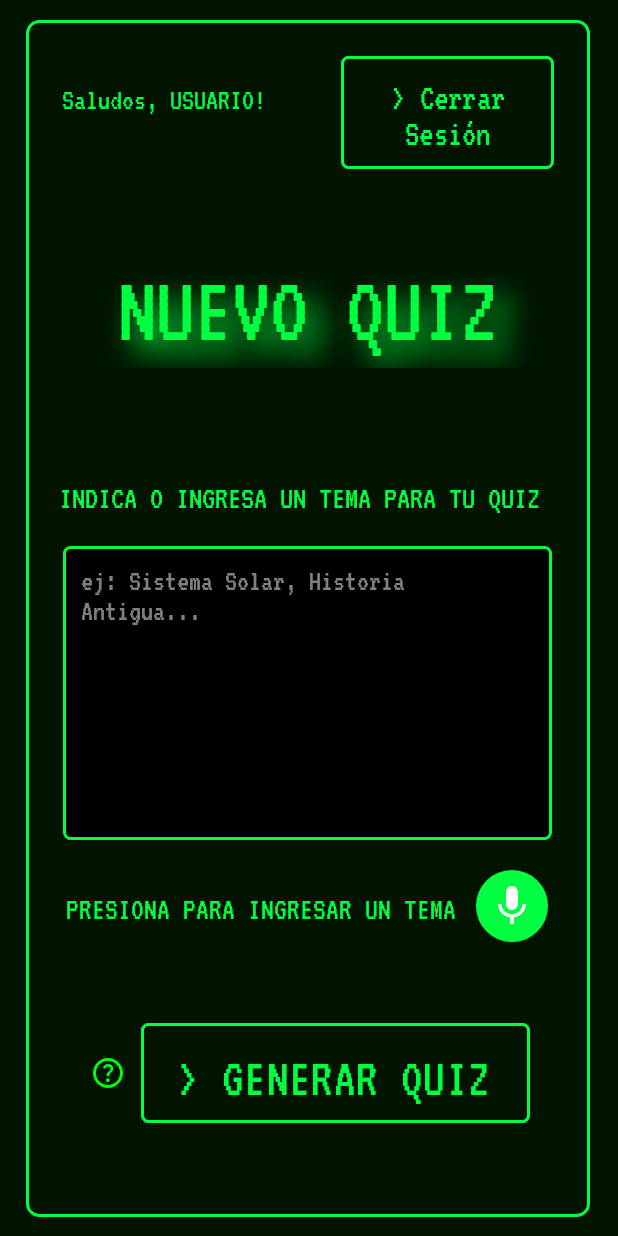
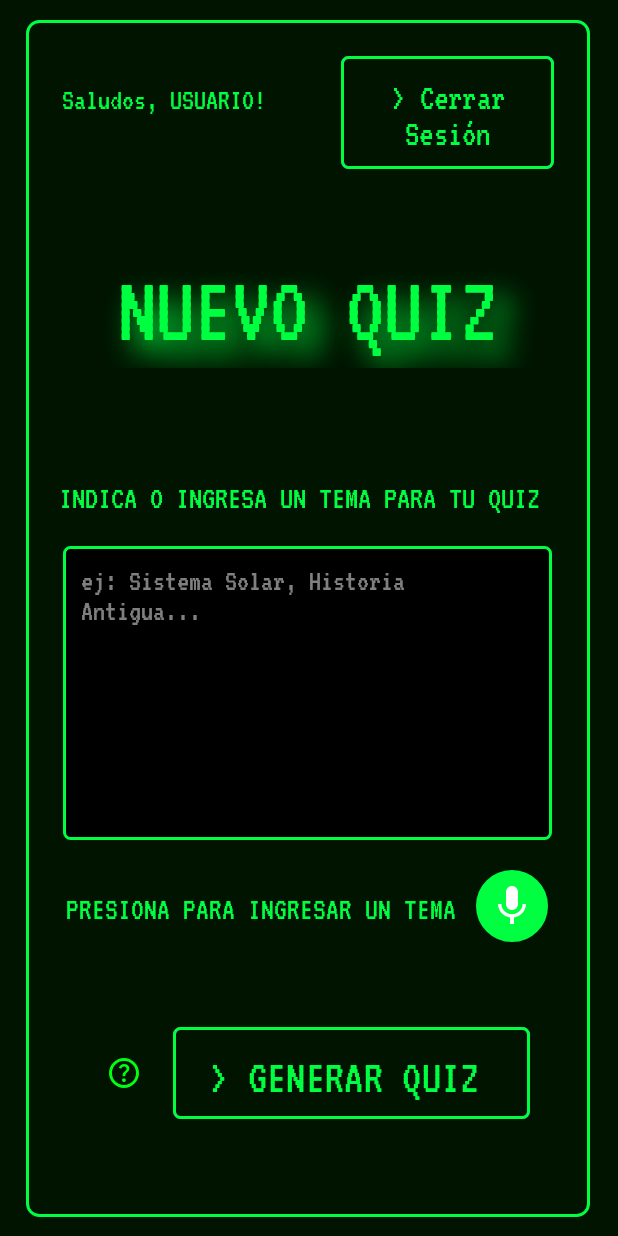
Before and after one commit to BrunoGust/TriviaTrainer, an Android app: the InicioActivity screen opened directly, with no data from a screen before it, on a phone screen of 412 x 824 dp. Run offline under Robolectric (Android 15) with nearby library versions, the phone set to English and light mode, and no system bars; libraries missing offline, so code that uses them is left out: com.google.ai.client.

Commit message:
Arreglar size de los botones de ayuda contextual

```diff
--- a/app/src/main/res/layout/activity_inicio.xml
+++ b/app/src/main/res/layout/activity_inicio.xml
@@ -30,7 +30,7 @@
             android:layout_height="wrap_content">
             <!-- Botón saludos usuario -->
             <TextView
-                android:id="@+id/saludo_usuario_inicio"
+                android:id="@+id/textView4"
                 android:layout_width="wrap_content"
                 android:layout_height="wrap_content"
                 android:fontFamily="@font/vt323"
@@ -39,7 +39,7 @@
                 android:textSize="20dp" />
             <!-- Botón cerrar sesion -->
             <Button
-                android:id="@+id/cerrar_sesion_inicio"
+                android:id="@+id/salir_btn"
                 android:layout_width="wrap_content"
                 android:layout_height="wrap_content"
                 android:layout_marginLeft="50dp"
@@ -139,14 +139,18 @@
             <!-- Botón de ayuda contextual inicio -->
             <ImageButton
                 android:id="@+id/buttonHelpInicio"
-                android:layout_width="0dp"
-                android:layout_height="wrap_content"
+                android:layout_width="24dp"
+                android:layout_height="48dp"
+                android:minWidth="48dp"
+                android:minHeight="48dp"
                 android:layout_weight="1"
                 android:layout_marginEnd="8dp"
                 android:src="@drawable/help_24px"
-                android:background="@null"
+                android:scaleType="center"
+                android:background="?attr/selectableItemBackgroundBorderless"
                 app:tint="#00FF11"
-                android:contentDescription="boton de ayuda" />
+                android:contentDescription="Botón de ayuda" />
+
 
             <!-- Botón generar quiz -->
             <Button
@@ -160,7 +164,7 @@
                 android:foreground="@drawable/button_border_green"
                 android:text="@string/generar_quiz"
                 android:textColor="@color/text_color"
-                android:textSize="36sp" />
+                android:textSize="32sp" />
         </LinearLayout>
 
 
```
Also changed, not shown: app/src/main/res/layout/activity_repaso.xml (+6 -4 lines).
